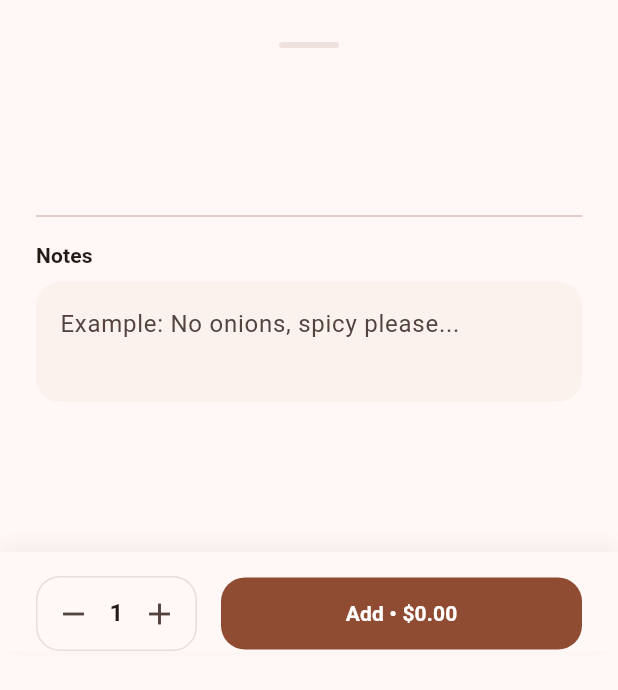
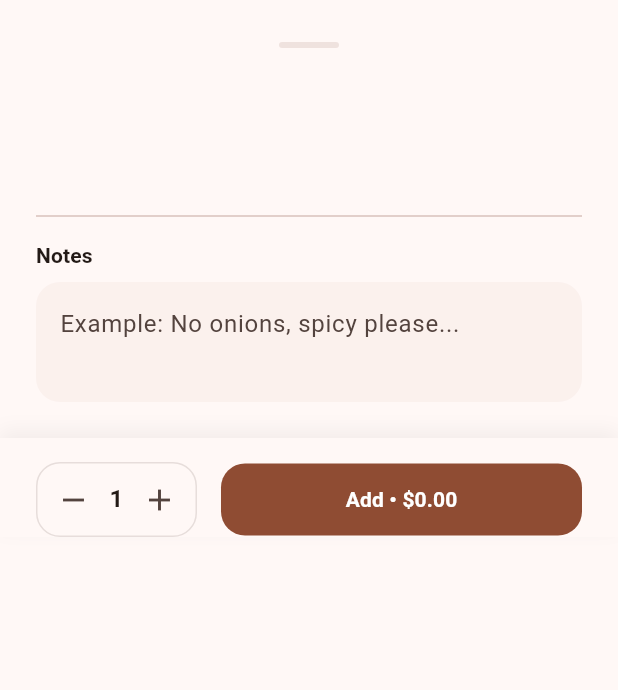
Before and after one commit to midoandev/qr-order-app, a Flutter app: the AddToCartBottomSheet widget shown alone on an empty page, opened directly with empty values, on a phone screen of 412 x 824 dp. Shown: the top 690 px of the screen. Run offline on Flutter 3.47's test engine with Material 3 defaults, Android fonts, the phone set to English and light mode, and no system bars; our stand-ins replace dartz, dio, equatable, flutter_bloc, get_it, go_router; missing offline and left inert: mobile_scanner.

Commit message:
feat: flexible add to cart ui bottom sheets

```diff
--- a/lib/presentation/menu/widgets/add_to_cart_bottom_sheet.dart
+++ b/lib/presentation/menu/widgets/add_to_cart_bottom_sheet.dart
@@ -76,7 +76,7 @@ class _AddToCartBottomSheetState extends State<AddToCartBottomSheet> {
         bottom: context.viewInsets.bottom + 24,
         top: 16,
       ),
-      constraints: BoxConstraints(maxHeight: context.screenHeight * 0.85, minHeight: context.screenHeight * .5),
+      constraints: BoxConstraints(maxHeight: context.screenHeight * 0.8, minHeight: context.screenHeight * .3),
       decoration: BoxDecoration(
         color: context.colorScheme.surface,
         borderRadius: const BorderRadius.vertical(top: Radius.circular(32)),
@@ -99,12 +99,12 @@ class _AddToCartBottomSheetState extends State<AddToCartBottomSheet> {
             child: SingleChildScrollView(
               padding: const EdgeInsets.symmetric(horizontal: 24),
               child: Column(
+                mainAxisSize: MainAxisSize.min,
                 crossAxisAlignment: CrossAxisAlignment.start,
                 children: [
                   _buildHeader(context),
                   const Divider(height: 32),
 
-                  // Menampilkan Customization Groups jika tersedia
                   if (widget.menu.customizationGroups.isNotEmpty) ...[
                     CustomizationSelectorWidget(
                       groups: widget.menu.customizationGroups,
@@ -124,16 +124,18 @@ class _AddToCartBottomSheetState extends State<AddToCartBottomSheet> {
                       hintText: context.s.notes_hint,
                       filled: true,
                       fillColor: context.colorScheme.surfaceContainerHighest.withValues(alpha: 0.3),
-                      border: OutlineInputBorder(borderRadius: BorderRadius.circular(16), borderSide: BorderSide.none),
+                      border: OutlineInputBorder(
+                        borderRadius: BorderRadius.circular(16),
+                        borderSide: BorderSide.none,
+                      ),
                     ),
                     maxLines: 2,
                   ),
-                  const SizedBox(height: 100), // Spacer untuk bottom bar
+                  const SizedBox(height: 24),
                 ],
               ),
             ),
           ),
-
           _buildBottomAction(context),
         ],
       ),
--- a/lib/presentation/scanner/scanner_page.dart
+++ b/lib/presentation/scanner/scanner_page.dart
@@ -51,8 +51,6 @@ class _ScannerPageState extends State<ScannerPage> {
       child: Scaffold(
         appBar: AppBar(
           title: Text(context.s.scan_button),
-          backgroundColor: Colors.transparent,
-          elevation: 0,
         ),
         backgroundColor: Colors.black,
         body: Builder(
```
Also changed, not shown: lib/presentation/cart/widgets/edit_item_bottom_sheet.dart (+35 -6 lines).
